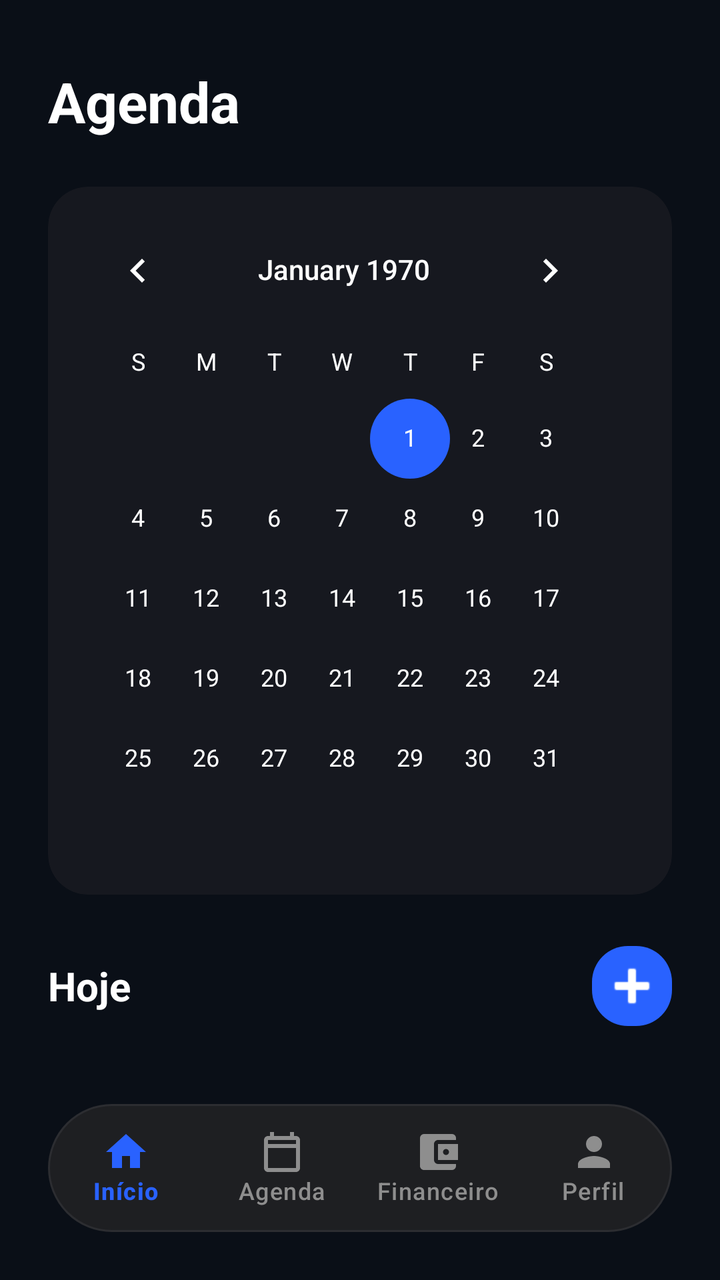
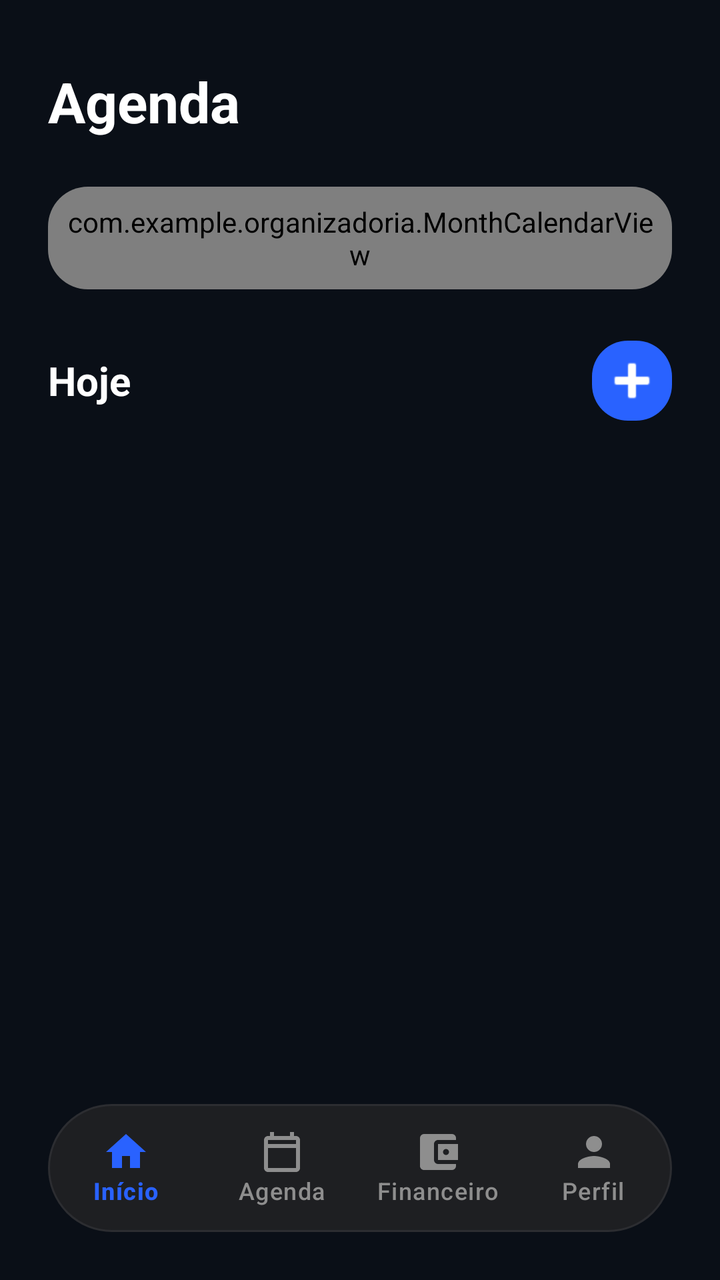

Before-and-after screenshots of an Android layout around one commit, followed by the original layout XML and the change that was made.
<!-- AndroidManifest.xml: application theme Theme.OrganizadorIA -->
<!-- res/layout/activity_agenda.xml -->
<?xml version="1.0" encoding="utf-8"?>
<androidx.constraintlayout.widget.ConstraintLayout
    xmlns:android="http://schemas.android.com/apk/res/android"
    xmlns:app="http://schemas.android.com/apk/res-auto"
    android:layout_width="match_parent"
    android:layout_height="match_parent"
    android:background="@color/cor_fundo"
    android:fitsSystemWindows="true">

    <TextView
        android:id="@+id/tituloAgenda"
        android:layout_width="wrap_content"
        android:layout_height="wrap_content"
        android:layout_marginTop="32dp"
        android:layout_marginStart="24dp"
        android:text="Agenda"
        android:textColor="@color/white"
        android:textSize="28sp"
        android:textStyle="bold"
        app:layout_constraintStart_toStartOf="parent"
        app:layout_constraintTop_toTopOf="parent" />

    <com.google.android.material.card.MaterialCardView
        android:id="@+id/cardCalendar"
        android:layout_width="0dp"
        android:layout_height="wrap_content"
        android:layout_marginHorizontal="24dp"
        android:layout_marginTop="24dp"
        app:cardBackgroundColor="@color/cor_card"
        app:cardCornerRadius="20dp"
        app:strokeWidth="0dp"
        app:layout_constraintTop_toBottomOf="@id/tituloAgenda"
        app:layout_constraintStart_toStartOf="parent"
        app:layout_constraintEnd_toEndOf="parent">

        <CalendarView
            android:id="@+id/calendarView"
            android:layout_width="match_parent"
            android:layout_height="wrap_content"
            android:padding="8dp"
            android:theme="@style/CalendarioBranco" />
    </com.google.android.material.card.MaterialCardView>

    <TextView
        android:id="@+id/labelHoje"
        android:layout_width="wrap_content"
        android:layout_height="wrap_content"
        android:layout_marginTop="32dp"
        android:layout_marginStart="24dp"
        android:text="Hoje"
        android:textColor="@color/white"
        android:textSize="20sp"
        android:textStyle="bold"
        app:layout_constraintTop_toBottomOf="@id/cardCalendar"
        app:layout_constraintStart_toStartOf="parent" />

    <ImageButton
        android:id="@+id/btnAdd"
        android:layout_width="40dp"
        android:layout_height="40dp"
        android:layout_marginEnd="24dp"
        android:background="@drawable/bg_btn_send"
        android:src="@android:drawable/ic_input_add"
        app:tint="@color/white"
        app:layout_constraintEnd_toEndOf="parent"
        app:layout_constraintTop_toTopOf="@id/labelHoje"
        app:layout_constraintBottom_toBottomOf="@id/labelHoje" />

    <TextView
        android:id="@+id/textVazio"
        android:layout_width="0dp"
        android:layout_height="wrap_content"
        android:layout_marginHorizontal="32dp"
        android:layout_marginTop="40dp"
        android:gravity="center"
        android:text="Sua agenda está livre! ✨\nQue tal planejar algo novo?"
        android:textColor="#8E8E8E"
        android:textSize="16sp"
        android:visibility="gone"
        app:layout_constraintEnd_toEndOf="parent"
        app:layout_constraintStart_toStartOf="parent"
        app:layout_constraintTop_toBottomOf="@id/labelHoje" />

    <androidx.recyclerview.widget.RecyclerView
        android:id="@+id/listaAgenda"
        android:layout_width="0dp"
        android:layout_height="0dp"
        android:layout_marginTop="16dp"
        app:layout_constraintBottom_toTopOf="@id/bottomNav"
        app:layout_constraintEnd_toEndOf="parent"
        app:layout_constraintStart_toStartOf="parent"
        app:layout_constraintTop_toBottomOf="@id/labelHoje" />

    <com.google.android.material.bottomnavigation.BottomNavigationView
        android:id="@+id/bottomNav"
        android:layout_width="0dp"
        android:layout_height="64dp"
        android:layout_marginHorizontal="24dp"
        android:layout_marginBottom="24dp"
        android:background="@drawable/bg_bottom_nav"
        app:itemIconTint="@color/nav_item_color"
        app:itemTextColor="@color/nav_item_color"
        app:itemActiveIndicatorStyle="@null"
        app:itemRippleColor="@android:color/transparent"
        app:labelVisibilityMode="labeled"
        app:menu="@menu/menu_bottom_nav"
        app:layout_constraintBottom_toBottomOf="parent"
        app:layout_constraintStart_toStartOf="parent"
        app:layout_constraintEnd_toEndOf="parent" />

</androidx.constraintlayout.widget.ConstraintLayout>
<!-- resources referenced by this layout -->
<resources>
  <color name="cor_card">#16181F</color>
  <color name="cor_fundo">#0A0F17</color>
  <color name="white">#FFFFFFFF</color>
  <!-- drawable bg_bottom_nav (drawable) -->
  <?xml version="1.0" encoding="utf-8"?>
  <shape xmlns:android="http://schemas.android.com/apk/res/android"
      android:shape="rectangle">
      <solid android:color="#1E1F22"/>
      <corners android:radius="32dp"/>
      <stroke android:width="1dp" android:color="#2C2D31"/>
  </shape>
  <!-- drawable bg_btn_send (drawable) -->
  <?xml version="1.0" encoding="utf-8"?>
  <shape xmlns:android="http://schemas.android.com/apk/res/android">
      <solid android:color="@color/azul_safira" />
      <corners android:radius="18dp" />
  </shape>
  <style name="CalendarioBranco" parent="Theme.Material3.DayNight.NoActionBar">
          <item name="android:textColorPrimary">@color/white</item>
          <item name="android:textColorSecondary">@color/white</item>
          <item name="android:colorControlActivated">@color/azul_safira</item>
          <item name="android:colorPrimary">@color/azul_safira</item>
          <item name="android:colorAccent">@color/azul_safira</item>
          <item name="colorPrimary">@color/azul_safira</item>
          <item name="colorAccent">@color/azul_safira</item>
          <item name="android:textColorPrimaryInverse">@color/white</item>
      </style>
  <style name="Theme.OrganizadorIA" parent="Base.Theme.OrganizadorIA" />
  <color name="azul_safira">#2962FF</color>
  <style name="Base.Theme.OrganizadorIA" parent="Theme.Material3.DayNight.NoActionBar">
          
          
      </style>
</resources>

<!-- the commit's change to res/layout/activity_agenda.xml (unified diff, before → after) -->
@@ -33,12 +33,11 @@
         app:layout_constraintStart_toStartOf="parent"
         app:layout_constraintEnd_toEndOf="parent">
 
-        <CalendarView
+        <com.example.organizadoria.MonthCalendarView
             android:id="@+id/calendarView"
             android:layout_width="match_parent"
             android:layout_height="wrap_content"
-            android:padding="8dp"
-            android:theme="@style/CalendarioBranco" />
+            android:padding="8dp" />
     </com.google.android.material.card.MaterialCardView>
 
     <TextView
<!-- resource entries referenced after the edit -->
@@ -17,16 +17,6 @@
       <solid android:color="@color/azul_safira" />
       <corners android:radius="18dp" />
   </shape>
-  <style name="CalendarioBranco" parent="Theme.Material3.DayNight.NoActionBar">
-          <item name="android:textColorPrimary">@color/white</item>
-          <item name="android:textColorSecondary">@color/white</item>
-          <item name="android:colorControlActivated">@color/azul_safira</item>
-          <item name="android:colorPrimary">@color/azul_safira</item>
-          <item name="android:colorAccent">@color/azul_safira</item>
-          <item name="colorPrimary">@color/azul_safira</item>
-          <item name="colorAccent">@color/azul_safira</item>
-          <item name="android:textColorPrimaryInverse">@color/white</item>
-      </style>
   <style name="Theme.OrganizadorIA" parent="Base.Theme.OrganizadorIA" />
   <color name="azul_safira">#2962FF</color>
   <style name="Base.Theme.OrganizadorIA" parent="Theme.Material3.DayNight.NoActionBar">
